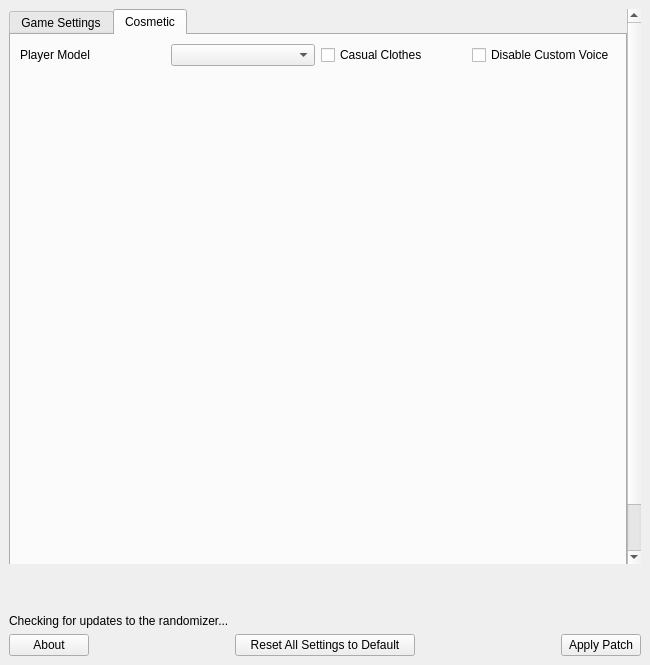
wooferzfg/wwrando, file wwr_ui/randomizer_window.ui: the form before one commit.
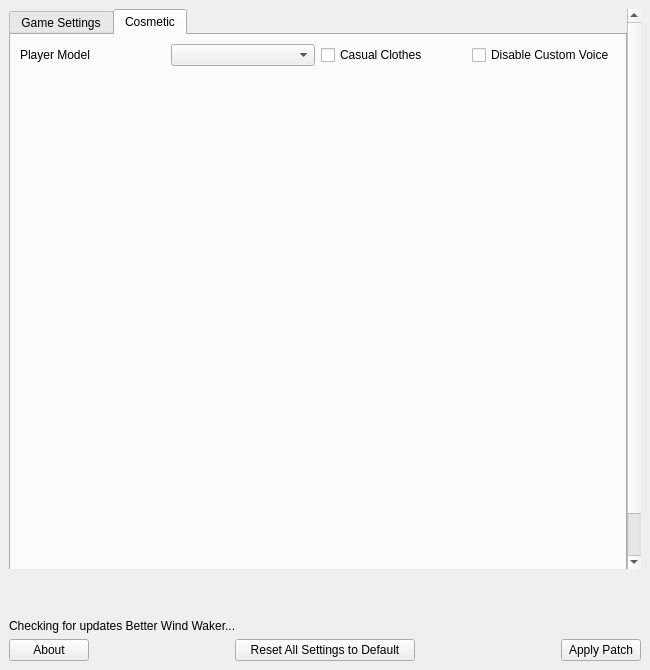
The form after the commit.

The edit to the form file:
```diff
--- a/wwr_ui/randomizer_window.ui
+++ b/wwr_ui/randomizer_window.ui
@@ -7,7 +7,7 @@
     <x>0</x>
     <y>0</y>
     <width>650</width>
-    <height>665</height>
+    <height>670</height>
    </rect>
   </property>
   <property name="windowTitle">
@@ -442,7 +442,7 @@
     <item>
      <widget class="QLabel" name="update_checker_label">
       <property name="text">
-       <string>Checking for updates to the randomizer...</string>
+       <string>Checking for updates Better Wind Waker...</string>
       </property>
       <property name="openExternalLinks">
        <bool>true</bool>
```
